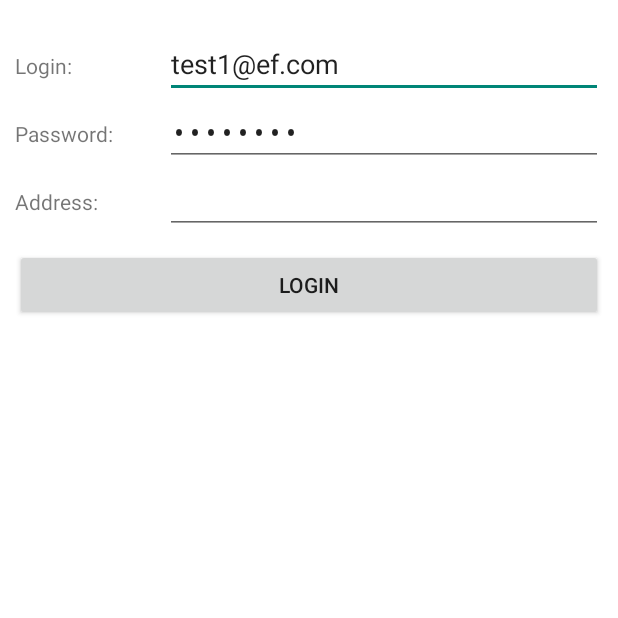
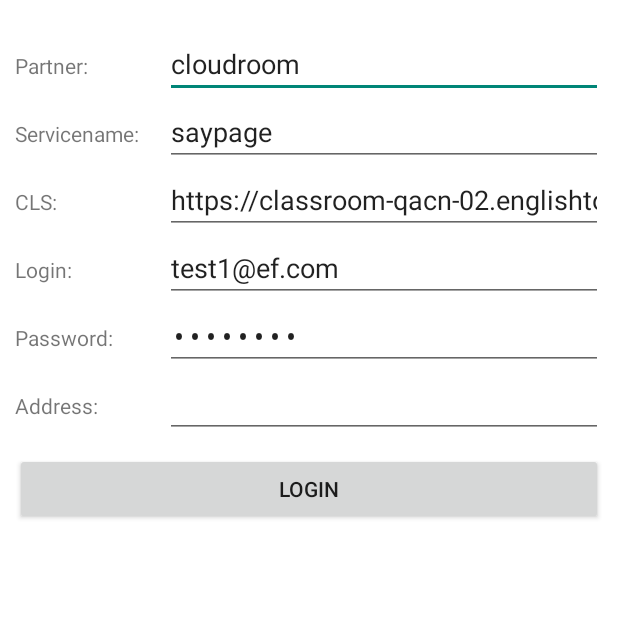
Before and after one commit to pjq/RequestSDK, an Android app: the screen it shows after launch (MainActivity), on a phone screen of 412 x 824 dp, the top half of it. Run offline under Robolectric (Android 15) with nearby library versions, the phone set to English and light mode, and no system bars; 4 statements that could not run were skipped.

Commit message:
update ui

```diff
--- a/ZenonDemo/app/src/main/java/com/englishtown/zenon/MainActivity.java
+++ b/ZenonDemo/app/src/main/java/com/englishtown/zenon/MainActivity.java
@@ -30,12 +30,15 @@ public class MainActivity extends Activity {
 
     private EditText mCallerText;
     private EditText mCallerPassText;
+    private EditText mPartnerText;
+    private EditText mServicenameText;
+    private EditText mCLSText;
     private Button mLoginButton;
     private EditText mCalleeText;
     private Button mCallVideoButton;
     private Button mCallVoiceButton;
-    private static int screenWidth=-1;
-	private static int screenHeight=-1;
+    private static int screenWidth = -1;
+    private static int screenHeight = -1;
     private ProgressDialog dialog = null;
     CallManager mCM = null;
     ConfigManager settings = null;
@@ -47,12 +50,12 @@ public class MainActivity extends Activity {
         super.onCreate(savedInstanceState);
         Logger.modifyLogging(true);
         Logger.debug("MainActivity: onCreate");
-        if(CallUIManager.isVideoScreenActive()){
+        if (CallUIManager.isVideoScreenActive()) {
             Logger.debug("MainActivity: CallUIManager is active so launching it");
             startActivity(new Intent(this, CallUIManager.class));
             //finish();
             return;
-        }else{
+        } else {
             Logger.debug("MainActivity: CallUIManager is not active so not launching it");
         }
         setContentView(R.layout.main);
@@ -70,22 +73,25 @@ public class MainActivity extends Activity {
             }
         }
 
-        mCallerText      = (EditText)findViewById(R.id.main_caller_text);
-        mCallerPassText  = (EditText)findViewById(R.id.main_caller_pass_text);
-        mLoginButton 	 =   (Button)findViewById(R.id.main_login_button);
-        mCalleeText 	 = (EditText)findViewById(R.id.main_callee_text);
-        mCallVideoButton =   (Button)findViewById(R.id.main_call_video_button);
-        mCallVoiceButton =   (Button)findViewById(R.id.main_call_voice_button);
+        mCallerText = (EditText) findViewById(R.id.main_caller_text);
+        mCallerPassText = (EditText) findViewById(R.id.main_caller_pass_text);
+        mPartnerText = (EditText) findViewById(R.id.main_partner_text);
+        mServicenameText = (EditText) findViewById(R.id.main_servicename_text);
+        mCLSText = (EditText) findViewById(R.id.cls_text);
+        mLoginButton = (Button) findViewById(R.id.main_login_button);
+        mCalleeText = (EditText) findViewById(R.id.main_callee_text);
+        mCallVideoButton = (Button) findViewById(R.id.main_call_video_button);
+        mCallVoiceButton = (Button) findViewById(R.id.main_call_voice_button);
 
         mCallerText.setText(getString(R.string.test_name));
         mCallerPassText.setText(getString(R.string.test_password));
         mCalleeText.setText(getString(R.string.test_connect_name));
         mPM.start(this);
-        settings.set(SettingItemNames.settings_cls.toString(),this.getString(R.string.default_cls));
-        settings.set(SettingItemNames.settings_servicename.toString(),this.getString(R.string.servicename));
+        settings.set(SettingItemNames.settings_cls.toString(), this.getString(R.string.default_cls));
+        settings.set(SettingItemNames.settings_servicename.toString(), this.getString(R.string.servicename));
         Display display = getWindowManager().getDefaultDisplay();
-        screenWidth=display.getWidth();
-        screenHeight=display.getHeight();
+        screenWidth = display.getWidth();
+        screenHeight = display.getHeight();
         EventManager.addListener(this, this.mLoginResultReceiver, EventDispatcher.LOGIN_RESULT);
         EventManager.addListener(this, this.mACTION_INCOMING_ResultReceiver, EventDispatcher.ACTION_INCOMING_RESULT);
         EventManager.addListener(this, this.mLogoutResultReceiver, EventDispatcher.LOGOUT_RESULT);
@@ -93,6 +99,12 @@ public class MainActivity extends Activity {
         Intent intent = new Intent(this, CallUIManager.class);
         intent.setAction(CallUIManager.ACTION_INCOMING);
         pendingIntent = PendingIntent.getActivity(this, 0, intent, Intent.FILL_IN_DATA);
+    }
+
+    private void updateSettings() {
+        settings.set(SettingItemNames.settings_cls.toString(), mCLSText.getText().toString());
+        settings.set(SettingItemNames.settings_servicename.toString(), mServicenameText.getText().toString());
+        settings.set(SettingItemNames.settings_textpartner.toString(), mPartnerText.getText().toString());
     }
 
     @Override
@@ -116,33 +128,35 @@ public class MainActivity extends Activity {
     public void onResume() {
         super.onResume();
         Logger.debug("MainActivity: onResume()");
-        if(CallUIManager.isVideoScreenActive()){
+        if (CallUIManager.isVideoScreenActive()) {
             Logger.debug("MainActivity: CallUIManager is active so launching it");
             startActivity(new Intent(this, CallUIManager.class));
             //finish();
             return;
-        }else{
+        } else {
             Logger.debug("MainActivity: CallUIManager is not active so not launching it");
         }
     }
 
 
     public void onLoginClick(View v) {
+        updateSettings();
+
         dialog = new ProgressDialog(this);
-    	if(mLoginButton.getText().toString().contains("Login")){
+        if (mLoginButton.getText().toString().contains("Login")) {
             dialog = ProgressDialog.show(this, "Please Wait", "Logging In...");
-    	}else{
+        } else {
             dialog = ProgressDialog.show(this, "Please Wait", "Logging Out...");
         }
 
-    	new Thread(new Runnable(){
-    		public void run(){
-    			if(mLoginButton.getText().toString().contains("Login")){
+        new Thread(new Runnable() {
+            public void run() {
+                if (mLoginButton.getText().toString().contains("Login")) {
                     ConnectionManager.loginToServer(ConfigManager.getInstance().getCommonParam(SettingItemNames.settings_cls).toString(),
-							mCallerText.getText().toString(), mCallerPassText.getText().toString(), MainActivity.this,false);
-    			}else{
-    				runOnUiThread(new Runnable(){
-    					public void run(){
+                            mCallerText.getText().toString(), mCallerPassText.getText().toString(), MainActivity.this, false);
+                } else {
+                    runOnUiThread(new Runnable() {
+                        public void run() {
                             mCM.logout();
                             ConnectionManager.logout();
                         }
@@ -155,11 +169,11 @@ public class MainActivity extends Activity {
 
     public void onCallClick(View v) {
         String callLineNumber = "1";//System.currentTimeMillis()+"";
-    	 if(mCalleeText.getText().toString().equals("")){
+        if (mCalleeText.getText().toString().equals("")) {
             mCallerText.setText("VS1");
         }
         mCM.placeCall(((v == mCallVideoButton) ? UserConstants.VIDEO_CALL : UserConstants.VOICE_CALL),
-    			(mCalleeText.getText().toString()+"#"+callLineNumber), "", "",
+                (mCalleeText.getText().toString() + "#" + callLineNumber), "", "",
                 true, pendingIntent);
         Intent callIntent = new Intent(this, CallUIManager.class);
         callIntent.putExtra("calledLineNumber", callLineNumber);
@@ -169,40 +183,31 @@ public class MainActivity extends Activity {
     /*Reciever responsible to listen and recieve the login result
      * and start a new activity
 	 */
-	private BroadcastReceiver mLoginResultReceiver = new BroadcastReceiver(){
+    private BroadcastReceiver mLoginResultReceiver = new BroadcastReceiver() {
 
         @Override
 
         public void onReceive(Context arg0, Intent intent) {
 
             Logger.info("--------Intent in login screen recieved---------");
-	    	Logger.info("intent.getAction() 1: "+intent.getAction());
-	    	if(intent.getAction().equals(EventDispatcher.LOGIN_RESULT))
-	    	{
-	    		Bundle b=intent.getExtras();
-	    		if(b.getStringArray(EventDispatcher.LOGIN_RESULT)==null)
-	    		{
-	    			if(dialog != null && dialog.isShowing()) dialog.dismiss();
-	    			Logger.info("intent.getAction() 2: "+intent.getAction());
+            Logger.info("intent.getAction() 1: " + intent.getAction());
+            if (intent.getAction().equals(EventDispatcher.LOGIN_RESULT)) {
+                Bundle b = intent.getExtras();
+                if (b.getStringArray(EventDispatcher.LOGIN_RESULT) == null) {
+                    if (dialog != null && dialog.isShowing()) dialog.dismiss();
+                    Logger.info("intent.getAction() 2: " + intent.getAction());
                     Toast.makeText(arg0, "Network Error", Toast.LENGTH_SHORT).show();
-	    		}
-	    		else
-	    		{
-	    			final String[]loginUrlResponse=b.getStringArray(EventDispatcher.LOGIN_RESULT);
-	    			if(loginUrlResponse == null)
-	    			{
-	    				if(dialog != null && dialog.isShowing()) dialog.dismiss();
+                } else {
+                    final String[] loginUrlResponse = b.getStringArray(EventDispatcher.LOGIN_RESULT);
+                    if (loginUrlResponse == null) {
+                        if (dialog != null && dialog.isShowing()) dialog.dismiss();
                         Toast.makeText(arg0, "Network Error", Toast.LENGTH_SHORT).show();
-	    			}
-	    			else if(!loginUrlResponse[0].contains("error_code=\"0\""))
-	    			{
-	    				if(dialog != null && dialog.isShowing()) dialog.dismiss();
+                    } else if (!loginUrlResponse[0].contains("error_code=\"0\"")) {
+                        if (dialog != null && dialog.isShowing()) dialog.dismiss();
                         Toast.makeText(arg0, "Login Failed", Toast.LENGTH_SHORT).show();
-	    			}
-	    			else if(loginUrlResponse[0].contains("error_code=\"0\""))
-	    			{
+                    } else if (loginUrlResponse[0].contains("error_code=\"0\"")) {
                         Logger.info("---------mLoginResultReceiver unregistered");
-	    				if(dialog != null && dialog.isShowing()) dialog.dismiss();
+                        if (dialog != null && dialog.isShowing()) dialog.dismiss();
                         Toast.makeText(MainActivity.this, "Successful Login!", Toast.LENGTH_SHORT).show();
                         mLoginButton.setText("Logout");
                         mCalleeText.setVisibility(View.VISIBLE);
@@ -210,14 +215,14 @@ public class MainActivity extends Activity {
                         mCallVoiceButton.setVisibility(View.VISIBLE);
                         mCallerText.setEnabled(false);
                         mCallerPassText.setEnabled(false);
-		                ((TextView)findViewById(R.id.main_callee_text_label)).setVisibility(View.VISIBLE);
+                        ((TextView) findViewById(R.id.main_callee_text_label)).setVisibility(View.VISIBLE);
                         mCalleeText.setText(getString(R.string.test_connect_name));
 
                     }
                 }
-	    	}else{
-	    		if(dialog != null && dialog.isShowing()) dialog.dismiss();
-    			Logger.info("intent.getAction() 3: "+intent.getAction());
+            } else {
+                if (dialog != null && dialog.isShowing()) dialog.dismiss();
+                Logger.info("intent.getAction() 3: " + intent.getAction());
                 Toast.makeText(arg0, "Network Error", Toast.LENGTH_SHORT).show();
             }
         }
@@ -226,10 +231,10 @@ public class MainActivity extends Activity {
     /*Reciever responsible to listen and recieve the logout result
      * and start a new activity
 	 */
-	private BroadcastReceiver mLogoutResultReceiver = new BroadcastReceiver(){
+    private BroadcastReceiver mLogoutResultReceiver = new BroadcastReceiver() {
         @Override
         public void onReceive(Context arg0, Intent intent) {
-	    	if(dialog != null && dialog.isShowing()) dialog.dismiss();
+            if (dialog != null && dialog.isShowing()) dialog.dismiss();
             Toast.makeText(MainActivity.this, "Successful Logout!", Toast.LENGTH_SHORT).show();
             mLoginButton.setText("Login");
             mCalleeText.setVisibility(View.GONE);
@@ -237,14 +242,14 @@ public class MainActivity extends Activity {
             mCallVoiceButton.setVisibility(View.GONE);
             mCallerText.setEnabled(true);
             mCallerPassText.setEnabled(true);
-            ((TextView)findViewById(R.id.main_callee_text_label)).setVisibility(View.GONE);
+            ((TextView) findViewById(R.id.main_callee_text_label)).setVisibility(View.GONE);
         }
     };
 
     /*Reciever responsible to listen and recieve the Incoming Call Event
       * and start a new activity
       */
-	private BroadcastReceiver mACTION_INCOMING_ResultReceiver = new BroadcastReceiver(){
+    private BroadcastReceiver mACTION_INCOMING_ResultReceiver = new BroadcastReceiver() {
 
         @Override
         public void onReceive(Context arg0, Intent intent) {
@@ -260,25 +265,24 @@ public class MainActivity extends Activity {
 
             Intent intent1 = new Intent(MainActivity.this, CallUIManager.class);
             intent1.setAction(CallUIManager.ACTION_INCOMING_SHOWGUI);
-		        Logger.info("mContactAddress: "+mContactAddress);
-		        Logger.info("mContactName: "+mContactName);
+            Logger.info("mContactAddress: " + mContactAddress);
+            Logger.info("mContactName: " + mContactName);
             intent1.putExtra("callerAddress", mContactAddress);
             intent1.putExtra("callerName", mContactName);
-		        if(call_type.equalsIgnoreCase("video")){
-		        	intent1.putExtra("calltype",UserConstants.VIDEO_CALL);
-    			}else{
-    				intent1.putExtra("calltype",UserConstants.VOICE_CALL);
+            if (call_type.equalsIgnoreCase("video")) {
+                intent1.putExtra("calltype", UserConstants.VIDEO_CALL);
+            } else {
+                intent1.putExtra("calltype", UserConstants.VOICE_CALL);
             }
             MainActivity.this.startActivity(intent1);
         }
     };
-	public static int getScreenWidth()
-	{
+
+    public static int getScreenWidth() {
         return screenWidth;
     }
 
-	public static int getScreenHeight()
-	{
+    public static int getScreenHeight() {
         return screenHeight;
     }
 
--- a/ZenonDemo/app/src/main/res/layout/main.xml
+++ b/ZenonDemo/app/src/main/res/layout/main.xml
@@ -1,9 +1,19 @@
 <?xml version="1.0" encoding="utf-8"?>
-<LinearLayout xmlns:android="http://schemas.android.com/apk/res/android"
+
+<ScrollView
+    xmlns:android="http://schemas.android.com/apk/res/android"
     android:orientation="vertical"
     android:layout_width="fill_parent"
     android:layout_height="fill_parent"
-    android:background="#ffffff">
+    android:background="#ffffff"
+    >
+
+
+    <LinearLayout
+        android:orientation="vertical"
+        android:layout_width="fill_parent"
+        android:layout_height="fill_parent"
+        >
 
         <LinearLayout
             android:orientation="horizontal"
@@ -30,6 +40,77 @@
             android:layout_width="fill_parent"
             android:layout_height="wrap_content"
             android:layout_marginTop="20dip"
+            android:layout_marginLeft="10dip"
+            android:layout_marginRight="10dip">
+
+            <TextView
+                android:layout_width="100dp"
+                android:layout_height="wrap_content"
+                android:text="Partner:"
+                />
+
+            <EditText
+                android:id="@+id/main_partner_text"
+                android:layout_width="fill_parent"
+                android:text="@string/text_partner"
+                android:layout_height="wrap_content"
+                android:singleLine="true"
+                android:imeOptions="actionNext"
+                android:inputType="textNoSuggestions"
+                android:maxLength="2000"/>
+        </LinearLayout>
+
+        <LinearLayout
+            android:orientation="horizontal"
+            android:layout_width="fill_parent"
+            android:layout_height="wrap_content"
+            android:layout_marginLeft="10dip"
+            android:layout_marginRight="10dip">
+
+            <TextView
+                android:layout_width="100dp"
+                android:layout_height="wrap_content"
+                android:text="Servicename:"
+                />
+
+            <EditText
+                android:id="@+id/main_servicename_text"
+                android:layout_width="fill_parent"
+                android:text="@string/servicename"
+                android:layout_height="wrap_content"
+                android:singleLine="true"
+                android:imeOptions="actionNext"
+                android:inputType="textNoSuggestions"
+                android:maxLength="2000"/>
+        </LinearLayout>
+
+        <LinearLayout
+            android:orientation="horizontal"
+            android:layout_width="fill_parent"
+            android:layout_marginLeft="10dip"
+            android:layout_marginRight="10dip"
+            android:layout_height="wrap_content">
+
+            <TextView
+                android:layout_width="100dp"
+                android:layout_height="wrap_content"
+                android:text="CLS:"/>
+
+            <EditText
+                android:id="@+id/cls_text"
+                android:layout_width="fill_parent"
+                android:layout_height="wrap_content"
+                android:text="@string/default_cls"
+                android:singleLine="true"
+                android:imeOptions="actionNext"
+                android:maxLength="2000"/>
+        </LinearLayout>
+
+        <LinearLayout
+            android:orientation="horizontal"
+            android:layout_width="fill_parent"
+            android:layout_height="wrap_content"
+            android:layout_marginTop="0dip"
             android:layout_marginLeft="10dip"
             android:layout_marginRight="10dip">
 
@@ -71,25 +152,8 @@
                 android:inputType="textNoSuggestions"
                 android:maxLength="2000"/>
         </LinearLayout>
-	<!--
-	<LinearLayout
-		android:orientation="horizontal"
-		android:layout_width="fill_parent"
-		android:layout_height="wrap_content">
 
-	    <TextView
-	    android:layout_width="100dp"
-	    android:layout_height="wrap_content"
-	    android:text="CLS:"/>
-	    <EditText
-			android:id="@+id/cls_text"
-	        android:layout_width="fill_parent"
-	        android:layout_height="wrap_content"
-	        android:singleLine="true"
-	        android:imeOptions="actionNext"
-	        android:maxLength="2000"/>
-	</LinearLayout>
-     -->
+
         <LinearLayout
             android:orientation="horizontal"
             android:layout_width="fill_parent"
@@ -97,7 +161,8 @@
             android:layout_marginLeft="10dip"
             android:layout_marginRight="10dip">
 
-	    <TextView android:id="@+id/main_callee_text_label"
+            <TextView
+                android:id="@+id/main_callee_text_label"
                 android:layout_width="100dp"
                 android:layout_height="wrap_content"
                 android:text="Address:"
@@ -116,12 +181,14 @@
                 android:inputType="textNoSuggestions"/>
 
         </LinearLayout>
+
         <LinearLayout
             android:orientation="horizontal"
             android:layout_width="fill_parent"
             android:layout_height="wrap_content">
 
-	    <TextView android:id="@+id/main_video_codec_text_label"
+            <TextView
+                android:id="@+id/main_video_codec_text_label"
                 android:layout_width="100dp"
                 android:layout_height="wrap_content"
                 android:text="Video Codec:"
@@ -133,12 +200,14 @@
                 android:layout_height="wrap_content"
                 android:visibility="gone"/>
         </LinearLayout>
+
         <LinearLayout
             android:orientation="horizontal"
             android:layout_width="fill_parent"
             android:layout_height="wrap_content">
 
-	    <TextView android:id="@+id/main_audio_codec_text_label"
+            <TextView
+                android:id="@+id/main_audio_codec_text_label"
                 android:layout_width="100dp"
                 android:layout_height="wrap_content"
                 android:text="Audio Codec:"
@@ -182,3 +251,4 @@
             />
 
     </LinearLayout>
+</ScrollView>
```
Lines whose indentation alone changed are shown as unchanged.
